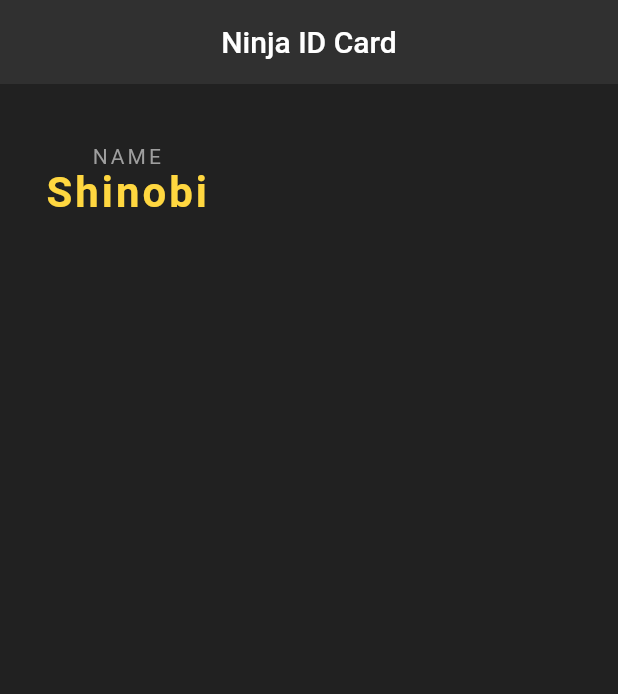
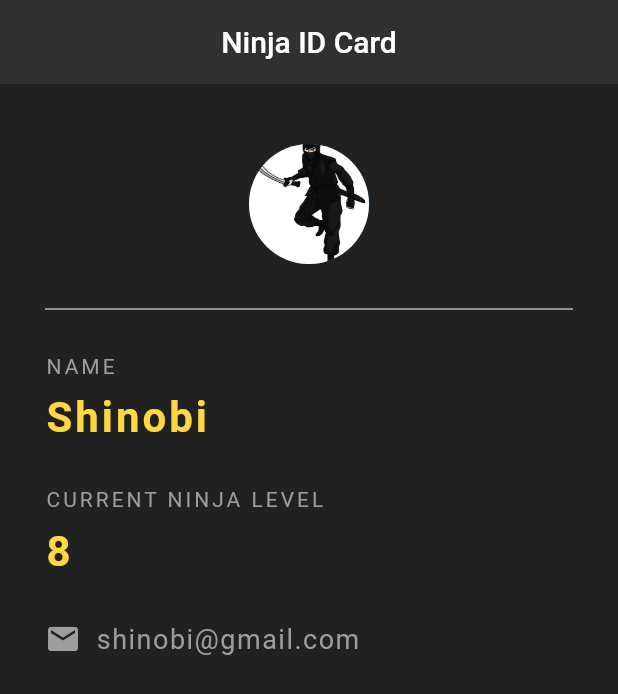
Before and after one commit to ammar629/ninja_id_project, a Flutter app: the screen it shows after launch, on a phone screen of 412 x 824 dp. Shown: the top 694 px of the screen. Run offline on Flutter 3.47's test engine with Material 2 defaults, Android fonts, the phone set to English and light mode, and no system bars.

Commit message:
Completed Project
* Added the SizedBox and Divider widgets to space out all the UI elements to avoid congestion

* Adjusted color schemes of UI to match background

```diff
--- a/lib/main.dart
+++ b/lib/main.dart
@@ -21,16 +21,59 @@ class NinjaCard extends StatelessWidget {
       ),
       body: const Padding(
         padding: EdgeInsets.fromLTRB(30, 40, 30, 0),
-        child: Column(children: <Widget>[
-          SimpleTextWidgetUtil(
-            'NAME',
-             Colors.grey, 2.0,
-              null,
-               FontWeight.normal
-               ),
+        child: Column(
+            crossAxisAlignment: CrossAxisAlignment.start,
+            children: <Widget>[
+              Center(
+                child: CircleAvatar(
+                  radius: 40,
+                  backgroundImage: AssetImage('assets/ninja.png'),
+                ),
+              ),
 
-          SimpleTextWidgetUtil('Shinobi',Colors.amberAccent,2.0,28.0,FontWeight.bold),
-        ]),
+              Divider(
+                height: 60,
+                color: Colors.white,
+              ),
+
+              SimpleTextWidgetUtil(
+                  'NAME', Colors.grey, 2.0, null, FontWeight.normal),
+              SizedBox(
+                height: 10.0,
+              ),
+              SimpleTextWidgetUtil(
+                  'Shinobi', Colors.amberAccent, 2.0, 28.0, FontWeight.bold),
+              SizedBox(
+                height: 30.0,
+              ),
+              SimpleTextWidgetUtil('CURRENT NINJA LEVEL', Colors.grey, 2.0,
+                  null, FontWeight.normal),
+              SizedBox(
+                height: 10.0,
+              ),
+              SimpleTextWidgetUtil(
+                  '8', Colors.amberAccent, 2.0, 28.0, FontWeight.bold),
+
+              SizedBox(height: 30.0,),
+              Row(
+                children: <Widget>[
+                  Icon(
+                    Icons.email,
+                    color: Colors.grey,
+                  ),
+
+                  SizedBox(width: 10.0,),
+
+                  SimpleTextWidgetUtil(
+                    'shinobi@gmail.com',
+                    Colors.grey,
+                    1.0,
+                    18.0,
+                    FontWeight.normal,
+                  ),
+                ],
+              )
+            ]),
       ),
     );
   }
--- a/pubspec.yaml
+++ b/pubspec.yaml
@@ -58,6 +58,9 @@ flutter:
   # the material Icons class.
   uses-material-design: true
 
+  assets:
+  - assets/ninja.png
+
   # To add assets to your application, add an assets section, like this:
   # assets:
   #   - images/a_dot_burr.jpeg
```
Also changed, not shown: assets/ninja.png (added).
